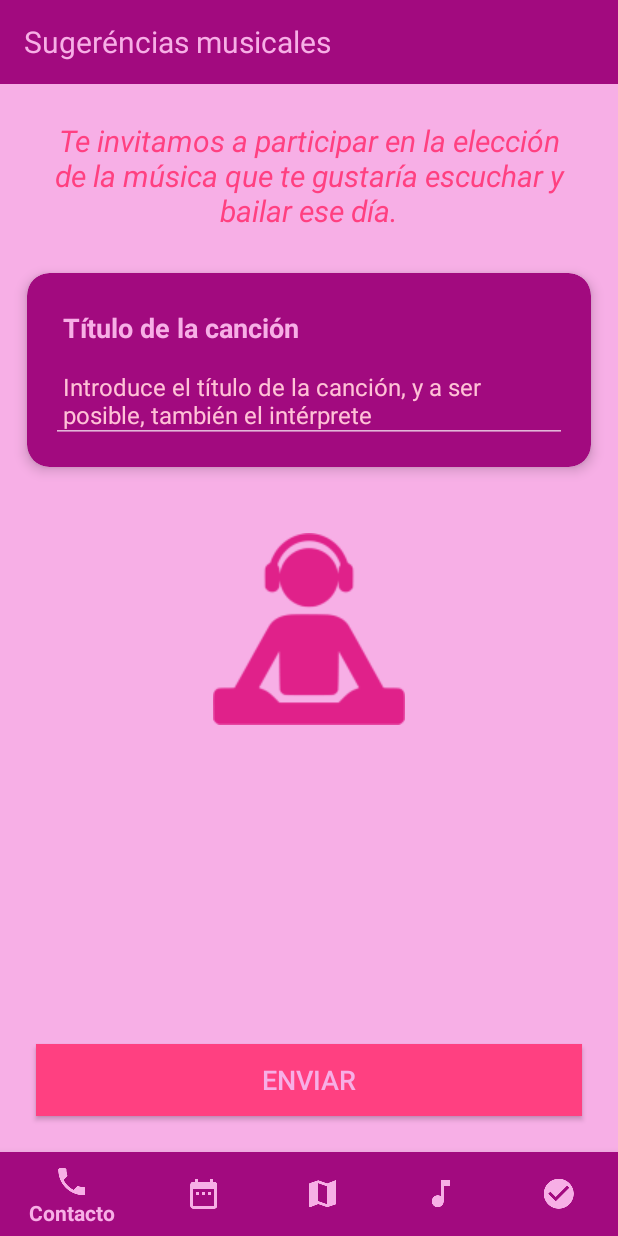
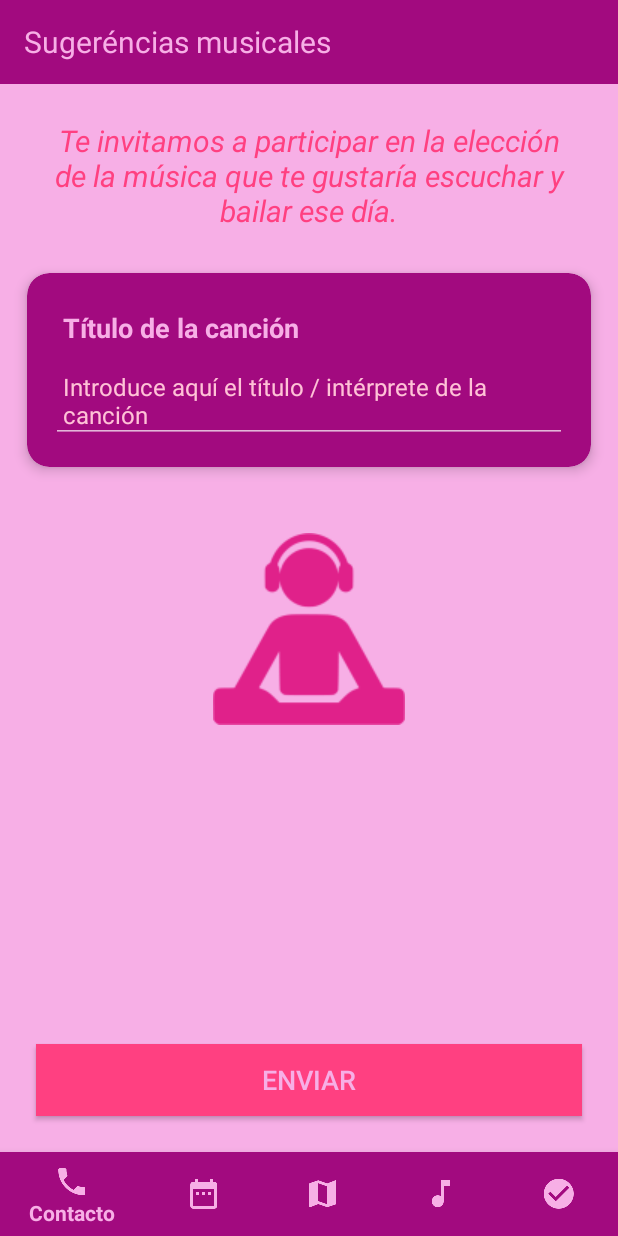
Before and after one commit to davilinho/Weeding, an Android app: the fragment MusicFragment placed in its activity, on a phone screen of 412 x 824 dp. Run offline under Robolectric (Android 15) with nearby library versions, the phone set to English and light mode, and no system bars; 1 statement that could not run was skipped.

Commit message:
Bugs fixed

```diff
--- a/app/src/main/res/layout/music_fragment.xml
+++ b/app/src/main/res/layout/music_fragment.xml
@@ -56,7 +56,7 @@
                         android:id="@+id/song"
                         android:layout_width="match_parent"
                         android:layout_height="wrap_content"
-                        android:hint="Introduce el título de la canción, y a ser posible, también el intérprete"
+                        android:hint="Introduce aquí el título / intérprete de la canción"
                         android:padding="8dp"
                         style="@style/Form"
                         android:lines="2"/>
```
